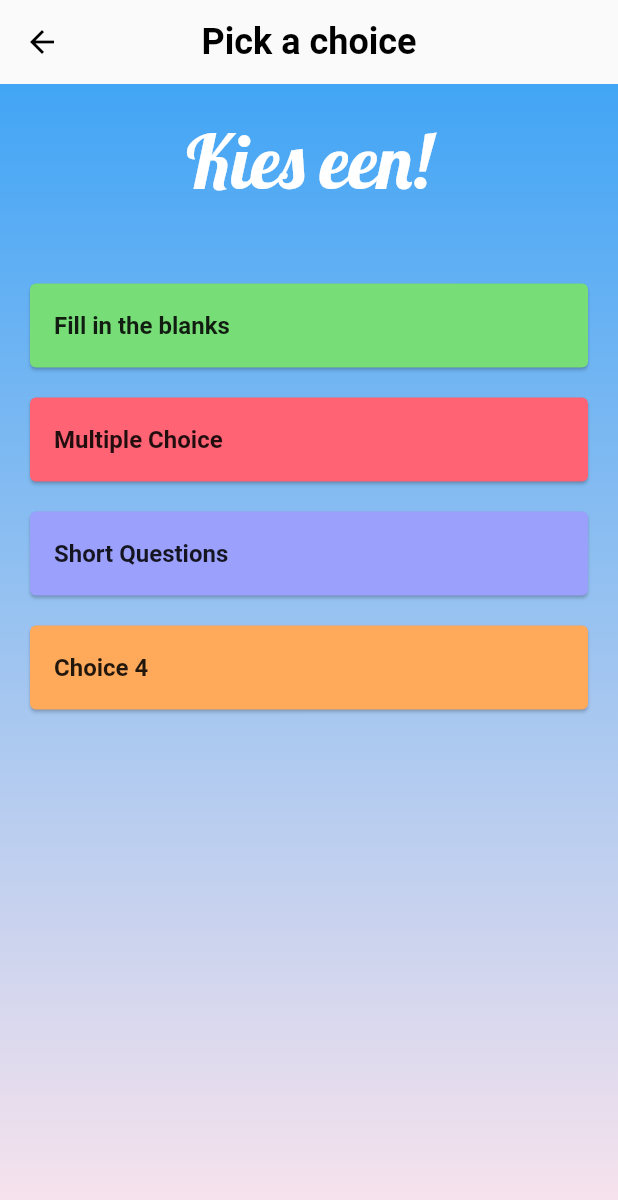
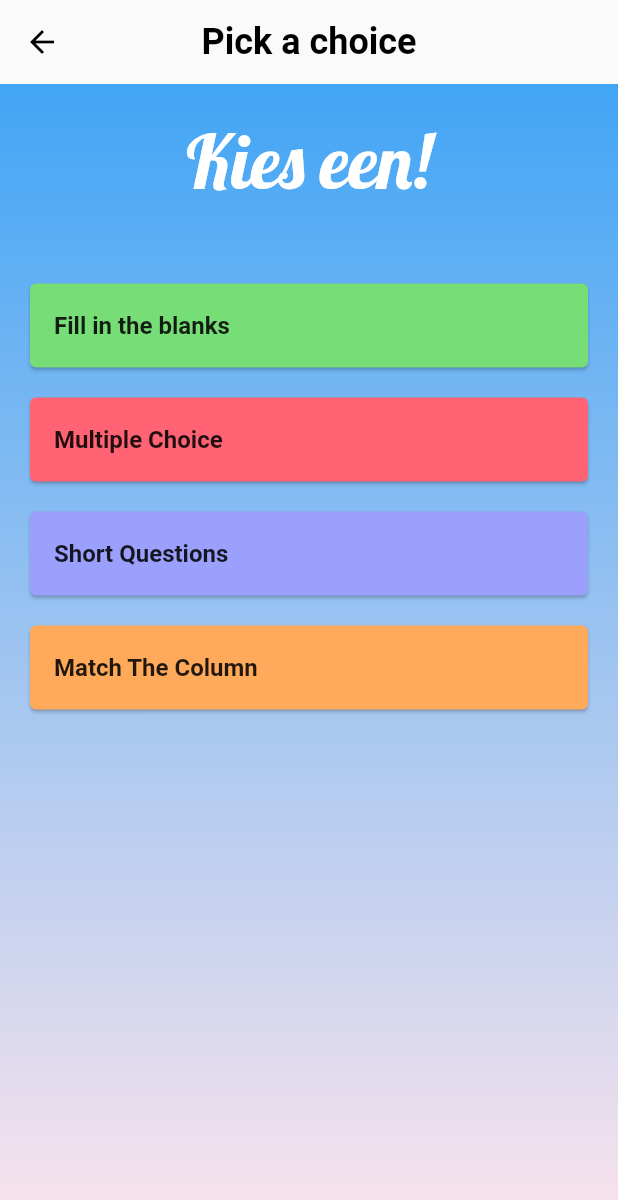
Before and after one commit to raees-wits/Praktyk, a Flutter app: the PracticeVocabularyScreen screen opened directly, on a phone screen of 412 x 824 dp. Shown: the top 1200 px of the screen. Run offline on Flutter 3.47's test engine with Material 2 defaults, Android fonts, the phone set to English and light mode, and no system bars; our stand-ins replace bottom_navy_bar, cloud_firestore, firebase_core, fluttertoast; accounts and stored records are empty.

Commit message:
Added Match The column as an option

```diff
--- a/lib/screens/practise_vocab_screen.dart
+++ b/lib/screens/practise_vocab_screen.dart
@@ -49,7 +49,7 @@ class PracticeVocabularyScreen extends StatelessWidget {
                   _buildChoiceTile(context, "Fill in the blanks", 0),
                   _buildChoiceTile(context, "Multiple Choice", 1),
                   _buildChoiceTile(context, "Short Questions", 2),
-                  _buildChoiceTile(context, "Choice 4", 3),
+                  _buildChoiceTile(context, "Match The Column", 3),
                 ],
               ),
             ),
@@ -77,6 +77,11 @@ class PracticeVocabularyScreen extends StatelessWidget {
               MaterialPageRoute(builder: (context) => FillInTheBlanksScreen()),
             );
           }
+          if (title == "Match The Column") {
+            Navigator.of(context).push(
+              MaterialPageRoute(builder: (context) => FillInTheBlanksScreen()),
+            );
+          }
         },
       ),
     );
```
